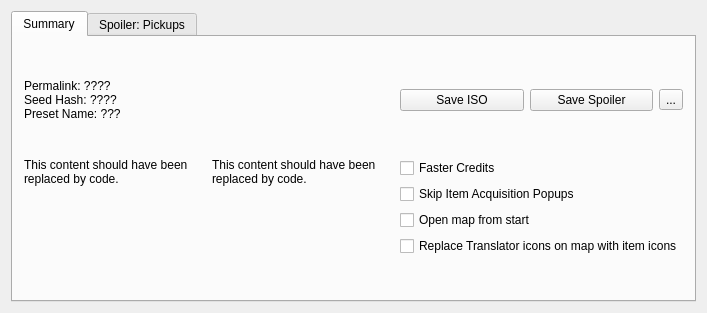
Before: the Qt Designer form randovania/gui/ui_files/seed_details_window.ui in randovania/randovania, drawn with Qt 5.
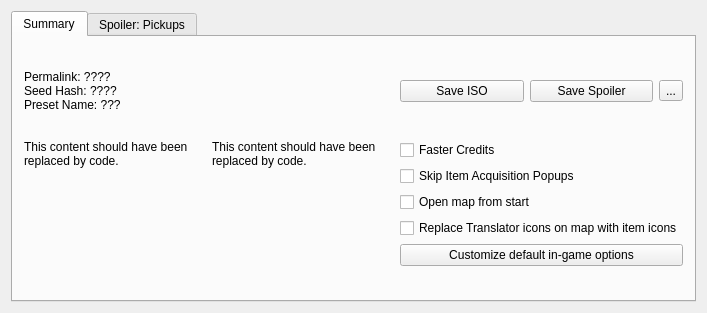
After: the same form once the commit is applied.

```diff
--- a/randovania/gui/ui_files/seed_details_window.ui
+++ b/randovania/gui/ui_files/seed_details_window.ui
@@ -106,6 +106,13 @@
             </property>
            </widget>
           </item>
+          <item>
+           <widget class="QPushButton" name="customize_user_preferences_button">
+            <property name="text">
+             <string>Customize default in-game options</string>
+            </property>
+           </widget>
+          </item>
          </layout>
         </item>
         <item row="0" column="6">
```
Left out of the diff: 6 changed lines with no effect on the pictures.
